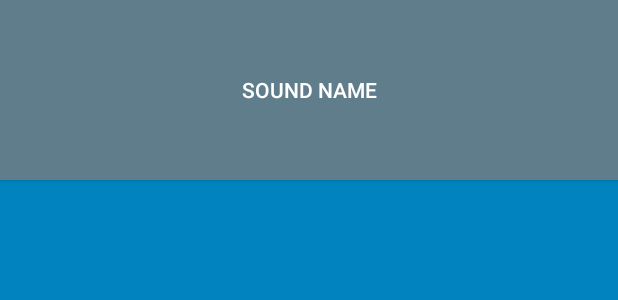
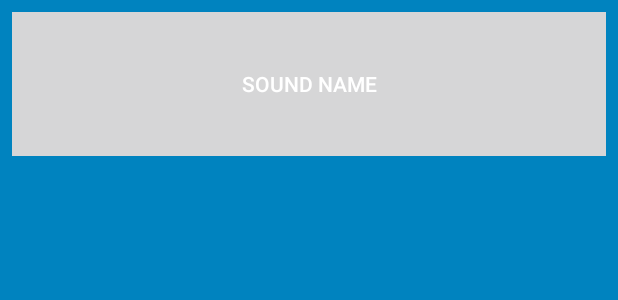
Before and after one commit to reply-1988/BeatBox, an Android app: the layout list_item_sound.xml on its own in the app's theme, with its tools: preview values and no code run, on a phone screen of 412 x 824 dp. Shown: the top 300 px of the screen. Run offline under Robolectric (Android 15) with nearby library versions, the phone set to English and light mode, and no system bars.

Commit message:
23 XML drawable 挑战练习

```diff
--- /dev/null
+++ b/app/src/main/res/drawable/button_beat_box.xml
@@ -0,0 +1,5 @@
+<selector xmlns:android="http://schemas.android.com/apk/res/android">
+    <item android:drawable="@drawable/ic_button_beat_box_pressed"
+        android:state_pressed="true" />
+    <item android:drawable="@drawable/ic_button_beat_box_default" />
+</selector>
--- /dev/null
+++ b/app/src/main/res/drawable/button_beat_box_normal.xml
@@ -0,0 +1,6 @@
+<shape android:shape="oval"
+    xmlns:android="http://schemas.android.com/apk/res/android">
+
+    <solid
+        android:color="@color/dark_blue" />
+</shape>
--- a/app/src/main/res/layout/list_item_sound.xml
+++ b/app/src/main/res/layout/list_item_sound.xml
@@ -7,11 +7,19 @@
             type="com.example.jingj.beatbox.SoundViewModel"/>
     </data>
 
-    <Button
+
+    <FrameLayout
         android:layout_width="match_parent"
-        android:layout_height="120dp"
-        android:text="@{viewModel.title}"
-        android:onClick="@{() -> viewModel.onButtonClicked()}"
-        tools:text="Sound name"
-        android:background="?attr/colorAccent"/>
+        android:layout_height="wrap_content"
+        android:layout_margin="8dp">
+
+        <Button
+            android:layout_width="match_parent"
+            android:layout_height="match_parent"
+            android:layout_gravity="center"
+            android:text="@{viewModel.title}"
+            android:onClick="@{() -> viewModel.onButtonClicked()}"
+            tools:text="Sound name" />
+    </FrameLayout>
+
 </layout>
--- a/app/src/main/res/values/styles.xml
+++ b/app/src/main/res/values/styles.xml
@@ -11,8 +11,8 @@
     </style>
 
     //当AppCompat要跨库继承，就要明确parent属性
-    <style name="BeatBoxButton" parent="Widget.AppCompat.Button">
-        <item name="android:background">@color/dark_blue</item>
+    <style name="BeatBoxButton" parent="Widget.AppCompat.Button.Borderless">
+        <item name="android:background">@drawable/button_beat_box</item>
     </style>
 
 
```
Also changed, not shown: app/src/main/res/drawable/button_beat_box_pressed.xml (added, +18 -0 lines).
